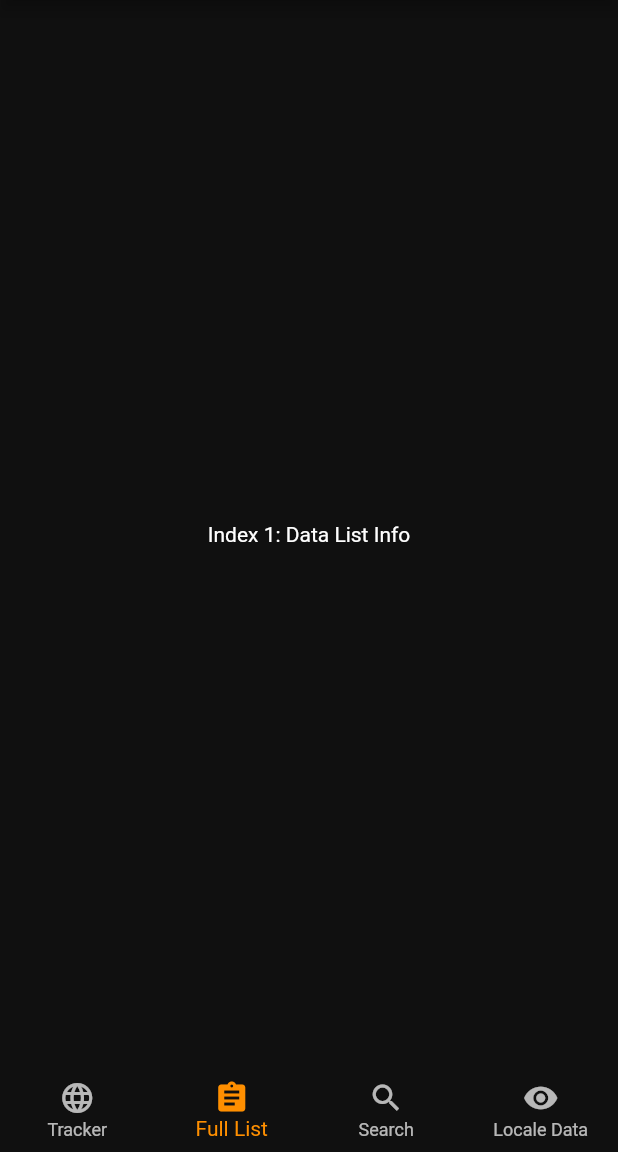
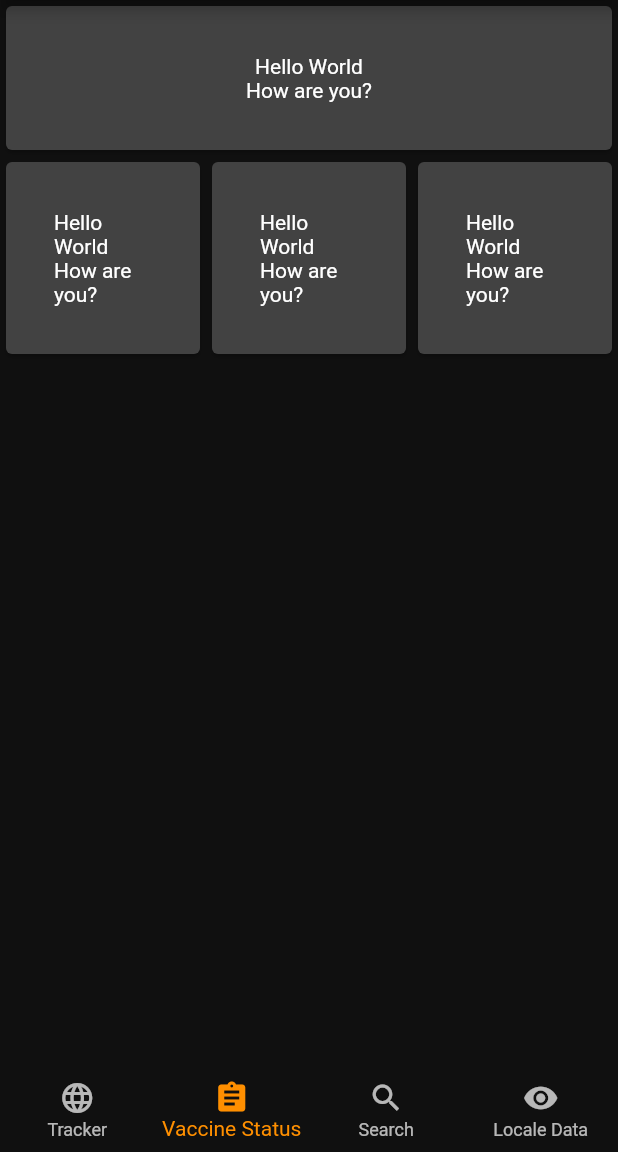
Before and after one commit to neo7337/cvkavach_1, a Flutter app: the screen it shows after launch, item 2 of the bottom bar chosen, on a phone screen of 412 x 824 dp, the part 84-1236 px from its top. Run offline on Flutter 3.47's test engine with Material 2 defaults, Android fonts, the light colour scheme and no system bars; our stand-ins replace charts_flutter, feather_icons_flutter, firebase_messaging, location, share, shared_preferences; missing offline and left inert: beacon_broadcast, geocoder; accounts and stored records are empty; network calls fail.

Commit message:
vaccine ui work started

```diff
--- a/lib/components/CountrySearch.dart
+++ b/lib/components/CountrySearch.dart
@@ -146,7 +146,6 @@ class _CountrySearchWidget extends State<CountrySearch> {
                   flex: 1,
                   child: _buildDropdown()
                 ),
-                //_CustomGraph(dataMap, "Cases"),
                 Flexible(
                   flex: 1,
                   child: StackedAreaLineChart(
@@ -155,19 +154,6 @@ class _CountrySearchWidget extends State<CountrySearch> {
                     animate: true,
                   )
                 ),
-                // Flexible(
-                //   flex: 1,
-                //   child: Switch(
-                //     value: isSwitched,
-                //     onChanged: (value) {
-                //       setState(() {
-                //         isSwitched = value;
-                //       });
-                //     },
-                //     activeTrackColor: Colors.lightGreenAccent,
-                //     activeColor: Colors.green,
-                //   ),
-                // ),
                 Flexible(
                   flex: 2,
                   child: Column(
@@ -276,7 +262,7 @@ class _CountrySearchWidget extends State<CountrySearch> {
     return [
       new charts.Series<HistoryStruct, DateTime>(
         id: 'Cases',
-        colorFn: (_, __) => charts.MaterialPalette.blue.shadeDefault,
+        colorFn: (_, __) => charts.MaterialPalette.white,
         domainFn: (HistoryStruct sales, _) => sales.date,
         measureFn: (HistoryStruct sales, _) => sales.count,
         data: c1,
--- a/lib/components/DataList.dart
+++ /dev/null
@@ -1,23 +0,0 @@
-import 'package:flutter/material.dart';
-
-class DataList extends StatefulWidget {
-  DataList({Key key}) : super(key : key);
-
-  @override
-  _DataListWidget createState() => _DataListWidget();
-}
-
-class _DataListWidget extends State<DataList> {
-  void initState(){
-    super.initState();
-  }
-
-  @override
-  Widget build(BuildContext context) {
-    return Center(
-      child: Text(
-      'Index 1: Data List Info'
-    )
-    );
-  }
-}
--- /dev/null
+++ b/lib/components/VaccineStatus.dart
@@ -0,0 +1,88 @@
+import 'package:flutter/material.dart';
+
+class VaccineStatus extends StatefulWidget {
+  VaccineStatus({Key key}) : super(key: key);
+
+  @override
+  _VaccineStatusWidget createState() => _VaccineStatusWidget();
+}
+
+class _VaccineStatusWidget extends State<VaccineStatus> {
+  void initState() {
+    super.initState();
+  }
+
+  @override
+  Widget build(BuildContext context) {
+    return new Scaffold(
+      body: new Container(
+        child: new Center(
+          child: new Column(children: <Widget>[
+            new Row(
+              crossAxisAlignment: CrossAxisAlignment.center,
+              children: <Widget>[
+                Expanded(
+                  child: new Card(
+                    child: new Container(
+                      padding: new EdgeInsets.all(32.0),
+                      child: new Column(
+                        children: <Widget>[
+                          new Text('Hello World'),
+                          new Text('How are you?')
+                        ],
+                      ),
+                    ),
+                  ),
+                ),
+              ],
+            ),
+            new Row(
+              crossAxisAlignment: CrossAxisAlignment.center,
+              children: <Widget>[
+                Expanded(
+                  child: new Card(
+                    child: new Container(
+                      padding: new EdgeInsets.all(32.0),
+                      child: new Column(
+                        children: <Widget>[
+                          new Text('Hello World'),
+                          new Text('How are you?')
+                        ],
+                      ),
+                    ),
+                  ),
+                ),
+                Expanded(
+                  child: new Card(
+                    child: new Container(
+                      padding: new EdgeInsets.all(32.0),
+                      child: new Column(
+                        children: <Widget>[
+                          new Text('Hello World'),
+                          new Text('How are you?')
+                        ],
+                      ),
+                    ),
+                  ),
+                ),
+                Expanded(
+                  child: new Card(
+                    child: new Container(
+                      padding: new EdgeInsets.all(32.0),
+                      child: new Column(
+                        children: <Widget>[
+                          new Text('Hello World'),
+                          new Text('How are you?')
+                        ],
+                      ),
+                    ),
+                  ),
+                ),
+              ],
+            ),
+          ]),
+        ),
+      ),
+    );
+  }
+}
--- a/lib/pages/Dashboard.dart
+++ b/lib/pages/Dashboard.dart
@@ -1,5 +1,5 @@
 import 'package:numometer/components/CountrySearch.dart';
-import 'package:numometer/components/DataList.dart';
+import 'package:numometer/components/VaccineStatus.dart';
 import 'package:numometer/components/LocaleData.dart';
 import 'package:numometer/components/Tracker.dart';
 import 'package:flutter/material.dart';
@@ -16,11 +16,11 @@ class _DashboardState extends State<Dashboard> {
   String display;
   int _selectedIndex = 0;
   bool _lights = false;
-  var shareURL = "https://play.google.com/store/apps/details?id=com.app.numometer";
-  //var shareURL = loadYaml("/configs.yaml");
+  var shareURL =
+      "https://play.google.com/store/apps/details?id=com.app.numometer";
   static List<Widget> _widgetOptions = <Widget>[
     Tracker(),
-    DataList(),
+    VaccineStatus(),
     CountrySearchProvider(),
     LocaleDataProvider()
   ];
@@ -33,32 +33,22 @@ class _DashboardState extends State<Dashboard> {
 
   void initState() {
     super.initState();
-    /* var doc = loadYaml("../../configs.yaml");
-    print(doc);
-    File f = new File("../../configs.yaml");
-    f.readAsString().then((String text) {
-      Map yaml = loadYaml(text);
-
-      shareURL = yaml['shareURL'];
-    }); */
   }
 
   invokeSocialDistancingAPI() {
     SDApi invoke = new SDApi();
-    if(_lights){
+    if (_lights) {
       invoke.invokeSocDistance();
       var mon = invoke.monitorApi();
       print(mon.toString());
-    }
-    else
+    } else
       invoke.stopTransmission();
   }
 
   final GlobalKey<ScaffoldState> scaffoldKey = GlobalKey<ScaffoldState>();
   @override
   Widget build(BuildContext context) {
-    return
-    Scaffold(
+    return Scaffold(
       appBar: AppBar(
         title: const Text('NUMOMETER'),
         centerTitle: true,
@@ -88,9 +78,7 @@ class _DashboardState extends State<Dashboard> {
                 title: Text('Tracker'),
               ),
               BottomNavigationBarItem(
-                  icon: Icon(Icons.assignment),
-                  title: Text('Full List')
-                ),
+                  icon: Icon(Icons.assignment), title: Text('Vaccine Status')),
               BottomNavigationBarItem(
                   icon: Icon(Icons.search), title: Text('Search')),
               BottomNavigationBarItem(
@@ -101,41 +89,35 @@ class _DashboardState extends State<Dashboard> {
             onTap: _onItemTapped,
             backgroundColor: Color(0xFF101010),
             type: BottomNavigationBarType.fixed),
+      )),
+      drawer: Drawer(
+          child: ListView(padding: EdgeInsets.zero, children: <Widget>[
+        UserAccountsDrawerHeader(
+          accountName: Text("N/A"),
+          accountEmail: Text("N/A"),
+          currentAccountPicture: CircleAvatar(
+            backgroundColor: Colors.white,
+            child: Text(
+                "U",
+                style: TextStyle(fontSize: 40.0)
             )
           ),
-      drawer: Drawer(
-        child: ListView(
-          padding: EdgeInsets.zero,
-          children: <Widget>[
-            DrawerHeader(
-              child: Text('Drawer Header'),
-              decoration: BoxDecoration(
-                color: Colors.blue,
-              ),
-            ),
-            SwitchListTile(
-              title: const Text('Enable Social Distancing API'),
-              value: _lights,
-              onChanged: (bool value) {
-                setState(() {
-                  _lights = value;
-                });
-                invokeSocialDistancingAPI();
-              },
-              secondary: const Icon(Icons.blur_circular),
         ),
         ListTile(
-              title: Text('Item 2'),
+          leading: Icon(Icons.info),
+          title: Text('More Info'),
           onTap: () {
             // Update the state of the app
             // ...
             // Then close the drawer
-                Navigator.pop(context);
+            showAboutDialog(
+                context: context,
+                applicationVersion: "2.1.1+1",
+                applicationLegalese:
+                    "This project helps in tracking the COVID19 with numbers. We have used the best and trusted opensource api's to fetch the numbers and given you in the form of a simple UI.We use user's location to fetch the locale data as per his country location, provided the country's data is available.");
           },
         ),
-          ]
-        )
-      ),
+      ])),
     );
   }
 }
--- a/pubspec.yaml
+++ b/pubspec.yaml
@@ -11,7 +11,7 @@ description: A new Flutter project.
 # In iOS, build-name is used as CFBundleShortVersionString while build-number used as CFBundleVersion.
 # Read more about iOS versioning at
 # https://developer.apple.com/library/archive/documentation/General/Reference/InfoPlistKeyReference/Articles/CoreFoundationKeys.html
-version: 2.1.0+10
+version: 2.1.1+1
 
 environment:
   sdk: ">=2.2.2 <3.0.0"
```
Lines whose indentation alone changed are shown as unchanged.
